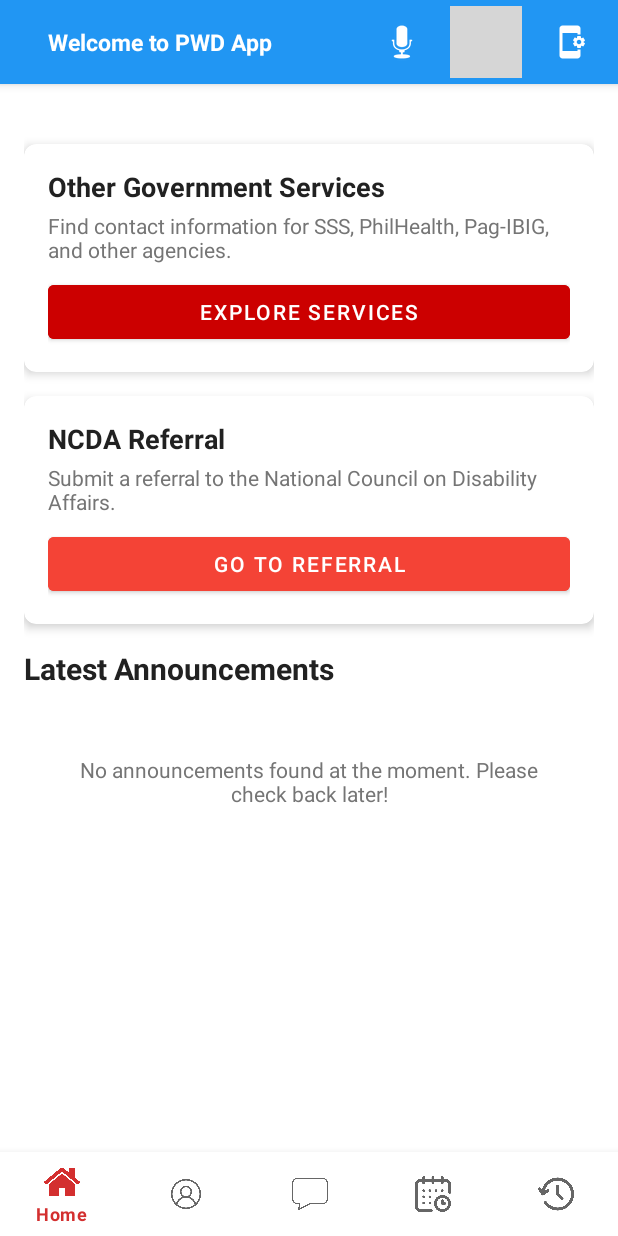
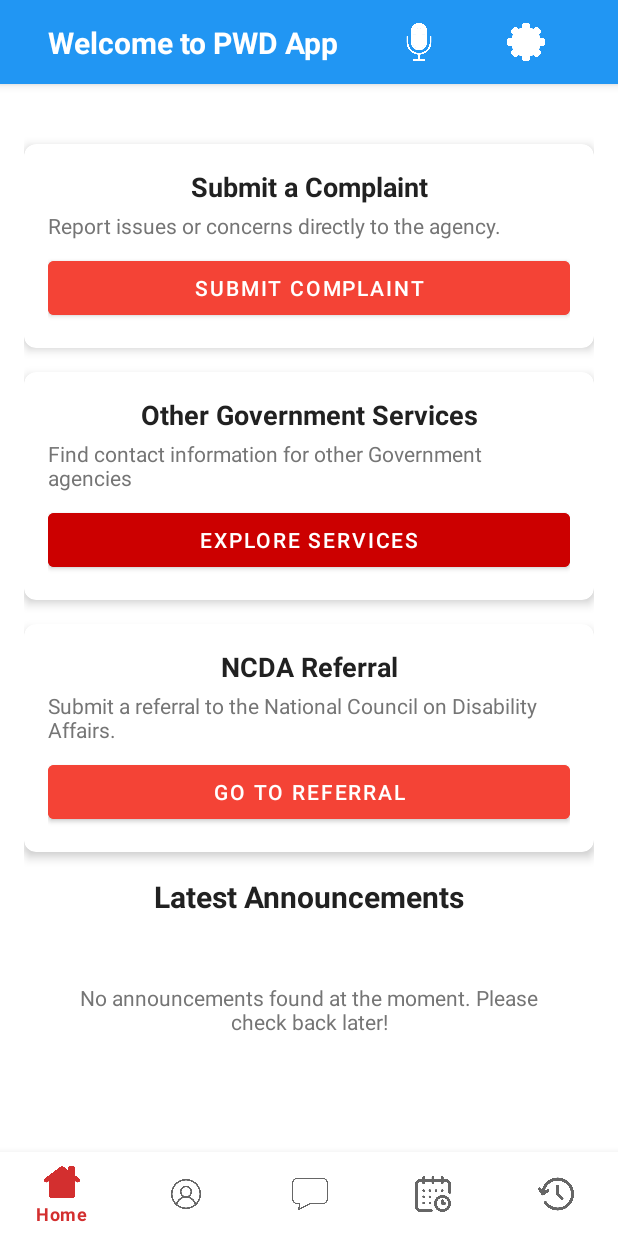
Before and after one commit to vincentpasion3415/NCDA, an Android app: the HomeActivity screen opened directly, with no data from a screen before it, on a phone screen of 412 x 824 dp. Run offline under Robolectric (Android 15) with nearby library versions, the phone set to English and light mode, and no system bars; our stand-ins replace Firebase (no records; nobody signed in at launch, a user with empty details on screens opened directly); pictures from the network do not load; 1 statement that could not run was skipped; grey boxes are pictures that could not be loaded.

Commit message:
Initial commit

```diff
--- a/app/src/main/java/com/example/ncda/ChatbotActivity.java
+++ b/app/src/main/java/com/example/ncda/ChatbotActivity.java
@@ -11,13 +11,12 @@ import androidx.appcompat.widget.Toolbar;
 import androidx.recyclerview.widget.LinearLayoutManager;
 import androidx.recyclerview.widget.RecyclerView;
 
-import com.example.ncda.adapter.ChatAdapter; // Assume adapter is in 'adapter' package
+import com.example.ncda.chatbot.adapter.ChatAdapter; // Assume adapter is in 'adapter' package
 import com.example.ncda.chatbot.NCDABot; // Assume NCDABot is in 'chatbot' package
 import com.example.ncda.model.ChatMessage; // Assume ChatMessage is in 'model' package
 
 import java.util.ArrayList;
 import java.util.List;
-import java.util.Locale;
 import java.util.concurrent.ExecutorService;
 import java.util.concurrent.Executors;
 
--- a/app/src/main/java/com/example/ncda/HomeActivity.java
+++ b/app/src/main/java/com/example/ncda/HomeActivity.java
@@ -140,7 +140,7 @@ public class HomeActivity extends AppCompatActivity {
         }
 
         // New: Handle the click for the complain button
-        complainButton = findViewById(R.id.complainButton);
+        //complainButton = findViewById(R.id.complainButton);
         if (complainButton != null) {
             complainButton.setOnClickListener(v -> {
                 startActivity(new Intent(HomeActivity.this, ComplaintActivity.class));
@@ -213,7 +213,9 @@ public class HomeActivity extends AppCompatActivity {
 
                 if (result != null && !result.isEmpty()) {
                     String spokenText = result.get(0).toLowerCase();
-                    Log.d("VoiceCommand", "Recognized text: " + spokenText);
+
+                    // Removed Log.d statement
+                    // Log.d("VoiceCommand", "Recognized text: " + spokenText);
 
                     Bundle voiceBundle = new Bundle();
                     voiceBundle.putString("recognized_command", spokenText);
@@ -235,24 +237,24 @@ public class HomeActivity extends AppCompatActivity {
                             redirectToLogin();
                         }
                     } else if (spokenText.contains("appointment") || spokenText.contains("schedule") ||
-                            spokenText.contains("book")) {
+                            spokenText.contains("book") || spokenText.contains("make appointment") || spokenText.contains("gumawa ng appointment") || spokenText.contains("mag appointment")) {
                         startActivity(new Intent(HomeActivity.this, AppointmentSchedulingActivity.class));
                     } else if (spokenText.contains("submissions") || spokenText.contains("history") ||
-                            spokenText.contains("my applications") || spokenText.contains("my appointments")) {
+                            spokenText.contains("my applications") || spokenText.contains("my appointments") || spokenText.contains("my submission")) {
                         replaceFragment(new SubmissionHistoryFragment());
                         bottomNavigationView.setSelectedItemId(R.id.nav_submission_history);
                     } else if (spokenText.contains("settings") || spokenText.contains("options") ||
                             spokenText.contains("configure")) {
                         startActivity(new Intent(HomeActivity.this, SettingsActivity.class));
                     } else if (spokenText.contains("chatbot") || spokenText.contains("chat with bot") ||
-                            spokenText.contains("ask bot") || spokenText.contains("talk to bot")) {
+                            spokenText.contains("ask bot") || spokenText.contains("talk to bot") || spokenText.contains("faqs bot") || spokenText.contains("chat")) {
                         startActivity(new Intent(HomeActivity.this, ChatbotActivity.class));
                     } else if (spokenText.contains("referral") || spokenText.contains("government services") ||
                             spokenText.contains("sss") || spokenText.contains("dswd") ||
-                            spokenText.contains("philhealth") || spokenText.contains("pag-ibig")) {
-                        startActivity(new Intent(HomeActivity.this, ReferralActivity.class));
-                    } else if (spokenText.contains("complaint") || spokenText.contains("report") ||
-                            spokenText.contains("feedback")) {
+                            spokenText.contains("philhealth") || spokenText.contains("pag-ibig") || spokenText.contains("refer") || spokenText.contains("reffer") || spokenText.contains("mag referral")) {
+                        startActivity(new Intent(HomeActivity.this, NCDAReferralFormActivity.class));
+                    } else if (spokenText.contains("complaint") || spokenText.contains("report") || spokenText.contains("complain") ||
+                            spokenText.contains("feedback") || spokenText.contains("submit complaint") || spokenText.contains("reklamo") || spokenText.contains("mag reklamo")) {
                         // New: Voice command for complaint
                         startActivity(new Intent(HomeActivity.this, ComplaintActivity.class));
                     } else {
--- a/app/src/main/java/com/example/ncda/HomeFragment.java
+++ b/app/src/main/java/com/example/ncda/HomeFragment.java
@@ -15,7 +15,6 @@ import androidx.annotation.Nullable;
 import androidx.fragment.app.Fragment;
 import androidx.recyclerview.widget.LinearLayoutManager;
 import androidx.recyclerview.widget.RecyclerView;
-import androidx.cardview.widget.CardView;
 
 import com.google.firebase.auth.FirebaseAuth;
 import com.google.firebase.auth.FirebaseUser;
@@ -25,9 +24,8 @@ import com.google.firebase.firestore.FirebaseFirestoreException;
 import com.google.firebase.firestore.Query;
 import com.google.firebase.firestore.QueryDocumentSnapshot;
 import com.google.firebase.firestore.QuerySnapshot;
-import com.google.firebase.firestore.DocumentSnapshot;
 
-import com.example.ncda.adapter.NewsAdapter;
+import com.example.ncda.chatbot.adapter.NewsAdapter;
 import com.example.ncda.model.NewsArticle;
 
 import java.util.ArrayList;
@@ -46,6 +44,7 @@ public class HomeFragment extends Fragment {
     // CHANGE THESE FROM CARDVIEW TO BUTTON
     private Button referralButton;
     private Button ncdareferralButton;
+    private Button complaintButton; // 1. Add this new button variable
 
     public HomeFragment() {
         // Required empty public constructor
@@ -66,6 +65,19 @@ public class HomeFragment extends Fragment {
         noAnnouncementsMessage = view.findViewById(R.id.no_announcements_message);
         if (noAnnouncementsMessage != null) {
             noAnnouncementsMessage.setVisibility(View.GONE);
+        }
+
+        // FIND THE BUTTON FOR "SUBMIT COMPLAINT" AND SET ITS LISTENER
+        complaintButton = view.findViewById(R.id.btn_submit_complaint); // 2. Find the new button by its ID
+        if (complaintButton != null) {
+            complaintButton.setOnClickListener(new View.OnClickListener() {
+                @Override
+                public void onClick(View v) {
+                    // 3. Start the ComplaintActivity when the button is clicked
+                    Intent intent = new Intent(getActivity(), ComplaintActivity.class);
+                    startActivity(intent);
+                }
+            });
         }
 
         // FIND THE BUTTON FOR "START REFERRAL" AND SET ITS LISTENER
--- a/app/src/main/java/com/example/ncda/ReferralActivity.java
+++ b/app/src/main/java/com/example/ncda/ReferralActivity.java
@@ -7,7 +7,6 @@ import android.content.pm.PackageManager;
 import android.net.Uri;
 import android.os.Bundle;
 import android.speech.RecognizerIntent;
-import android.view.View;
 import android.widget.ImageButton; // Make sure to import ImageButton
 import android.widget.Toast;
 import androidx.annotation.NonNull;
@@ -17,7 +16,7 @@ import androidx.core.app.ActivityCompat;
 import androidx.core.content.ContextCompat;
 import androidx.recyclerview.widget.LinearLayoutManager;
 import androidx.recyclerview.widget.RecyclerView;
-import com.example.ncda.adapter.ReferralAdapter;
+import com.example.ncda.chatbot.adapter.ReferralAdapter;
 import com.example.ncda.model.GovernmentService;
 import java.util.ArrayList;
 import java.util.List;
--- a/app/src/main/java/com/example/ncda/adapter/ChatAdapter.java
+++ b/app/src/main/java/com/example/ncda/chatbot/adapter/ChatAdapter.java
@@ -1,4 +1,4 @@
-package com.example.ncda.adapter; // IMPORTANT: Ensure this matches your project's package structure
+package com.example.ncda.chatbot.adapter; // IMPORTANT: Ensure this matches your project's package structure
 
 import android.view.LayoutInflater;
 import android.view.View;
--- a/app/src/main/java/com/example/ncda/adapter/NewsAdapter.java
+++ b/app/src/main/java/com/example/ncda/chatbot/adapter/NewsAdapter.java
@@ -1,5 +1,5 @@
 // Path: app/src/main/java/com.example.ncda/adapter/NewsAdapter.java
-package com.example.ncda.adapter;
+package com.example.ncda.chatbot.adapter;
 
 import android.view.LayoutInflater;
 import android.view.View;
--- a/app/src/main/java/com/example/ncda/adapter/ReferralAdapter.java
+++ b/app/src/main/java/com/example/ncda/chatbot/adapter/ReferralAdapter.java
@@ -1,4 +1,4 @@
-package com.example.ncda.adapter;
+package com.example.ncda.chatbot.adapter;
 
 import android.content.Intent;
 import android.net.Uri;
--- a/app/src/main/java/com/example/ncda/adapter/ReferralHistoryAdapter.java
+++ b/app/src/main/java/com/example/ncda/chatbot/adapter/ReferralHistoryAdapter.java
@@ -1,4 +1,4 @@
-package com.example.ncda.adapter;
+package com.example.ncda.chatbot.adapter;
 
 import android.view.LayoutInflater;
 import android.view.View;
--- a/app/src/main/res/layout/activity_home.xml
+++ b/app/src/main/res/layout/activity_home.xml
@@ -31,7 +31,7 @@
                     android:contentDescription="Welcome to PWD App Header"
                     android:text="Welcome to PWD App"
                     android:textColor="#FFFFFF"
-                    android:textSize="15sp"
+                    android:textSize="20sp"
                     android:textStyle="bold"
                     app:layout_constraintStart_toStartOf="parent"
                     app:layout_constraintTop_toTopOf="parent"
@@ -39,41 +39,35 @@
 
                 <ImageButton
                     android:id="@+id/settingsButton"
-                    android:layout_width="48dp"
-                    android:layout_height="48dp"
+                    android:layout_width="25dp"
+                    android:layout_height="25dp"
                     android:background="?attr/selectableItemBackgroundBorderless"
                     android:contentDescription="Settings"
-                    android:src="@drawable/ic_settings_vector"
-                    app:tint="#FFFFFF"
+                    android:src="@drawable/gear"
+                    android:scaleType="fitCenter"
+                    android:adjustViewBounds="true"
+                    android:tint="#FFFFFF"
                     app:layout_constraintEnd_toEndOf="parent"
-                    app:layout_constraintTop_toTopOf="parent"
-                    app:layout_constraintBottom_toBottomOf="parent" />
-
-                <ImageButton
-                    android:id="@+id/complainButton"
-                    android:layout_width="48dp"
-                    android:layout_height="48dp"
-                    android:background="?attr/selectableItemBackgroundBorderless"
-                    android:contentDescription="Submit a Complaint"
-                    android:src="@drawable/ic_complain"
-                    app:tint="#FFFFFF"
-                    app:layout_constraintEnd_toStartOf="@id/settingsButton"
+                    app:layout_constraintStart_toEndOf="@id/voiceCommandButton"
                     app:layout_constraintTop_toTopOf="parent"
                     app:layout_constraintBottom_toBottomOf="parent"
-                    android:layout_marginEnd="8dp" />
+                    app:layout_constraintHorizontal_chainStyle="packed" />
 
                 <ImageButton
                     android:id="@+id/voiceCommandButton"
-                    android:layout_width="48dp"
-                    android:layout_height="48dp"
+                    android:layout_width="25dp"
+                    android:layout_height="25dp"
                     android:background="?attr/selectableItemBackgroundBorderless"
                     android:contentDescription="Voice Command"
-                    android:src="@android:drawable/ic_btn_speak_now"
-                    app:tint="#FFFFFF"
-                    app:layout_constraintEnd_toStartOf="@id/complainButton"
+                    android:src="@drawable/microphone"
+                    android:scaleType="fitCenter"
+                    android:adjustViewBounds="true"
+                    android:tint="#FFFFFF"
+                    app:layout_constraintEnd_toStartOf="@id/settingsButton"
+                    app:layout_constraintStart_toEndOf="@id/welcome_text"
                     app:layout_constraintTop_toTopOf="parent"
                     app:layout_constraintBottom_toBottomOf="parent"
-                    android:layout_marginEnd="8dp" />
+                    android:layout_marginEnd="5dp" />
 
             </androidx.constraintlayout.widget.ConstraintLayout>
 
@@ -85,6 +79,7 @@
         android:id="@+id/fragment_container"
         android:layout_width="match_parent"
         android:layout_height="match_parent"
+        android:layout_marginBottom="?attr/actionBarSize"
         app:layout_behavior="@string/appbar_scrolling_view_behavior" />
 
     <com.google.android.material.bottomnavigation.BottomNavigationView
--- a/app/src/main/res/layout/fragment_home.xml
+++ b/app/src/main/res/layout/fragment_home.xml
@@ -14,7 +14,7 @@
         android:padding="16dp">
 
         <androidx.cardview.widget.CardView
-            android:id="@+id/referral_card_view"
+            android:id="@+id/complaint_card_view"
             android:layout_width="match_parent"
             android:layout_height="wrap_content"
             android:layout_marginTop="24dp"
@@ -28,18 +28,60 @@
                 android:padding="16dp">
 
                 <TextView
-                    android:layout_width="wrap_content"
+                    android:layout_width="match_parent"
                     android:layout_height="wrap_content"
-                    android:text="Other Government Services"
+                    android:text="Submit a Complaint"
                     android:textSize="18sp"
                     android:textStyle="bold"
-                    android:textColor="#212121" />
+                    android:textColor="#212121"
+                    android:gravity="center" />
 
                 <TextView
                     android:layout_width="wrap_content"
                     android:layout_height="wrap_content"
                     android:layout_marginTop="4dp"
-                    android:text="Find contact information for SSS, PhilHealth, Pag-IBIG, and other agencies."
+                    android:text="Report issues or concerns directly to the agency."
+                    android:textColor="#757575" />
+
+                <Button
+                    android:id="@+id/btn_submit_complaint"
+                    android:layout_width="match_parent"
+                    android:layout_height="wrap_content"
+                    android:layout_marginTop="8dp"
+                    android:text="Submit Complaint"
+                    android:backgroundTint="@color/color_status_declined"
+                    android:textColor="#FFFFFF" />
+            </LinearLayout>
+        </androidx.cardview.widget.CardView>
+
+        <androidx.cardview.widget.CardView
+            android:id="@+id/referral_card_view"
+            android:layout_width="match_parent"
+            android:layout_height="wrap_content"
+            android:layout_marginTop="16dp"
+            app:cardCornerRadius="8dp"
+            app:cardElevation="4dp">
+
+            <LinearLayout
+                android:layout_width="match_parent"
+                android:layout_height="wrap_content"
+                android:orientation="vertical"
+                android:padding="16dp">
+
+                <TextView
+                    android:layout_width="match_parent"
+                    android:layout_height="wrap_content"
+                    android:text="Other Government Services"
+                    android:textSize="18sp"
+                    android:textStyle="bold"
+                    android:textColor="#212121"
+                    android:gravity="center" />
+
+                <TextView
+                    android:layout_width="wrap_content"
+                    android:layout_height="wrap_content"
+                    android:layout_marginTop="4dp"
+                    android:text="Find contact information for other Government agencies"
                     android:textColor="#757575" />
 
                 <Button
@@ -68,12 +110,13 @@
                 android:padding="16dp">
 
                 <TextView
-                    android:layout_width="wrap_content"
+                    android:layout_width="match_parent"
                     android:layout_height="wrap_content"
                     android:text="NCDA Referral"
                     android:textSize="18sp"
                     android:textStyle="bold"
-                    android:textColor="#212121" />
+                    android:textColor="#212121"
+                    android:gravity="center" />
 
                 <TextView
                     android:layout_width="wrap_content"
@@ -99,7 +142,8 @@
             android:textSize="20sp"
             android:textStyle="bold"
             android:textColor="#212121"
-            android:layout_marginTop="16dp" />
+            android:layout_marginTop="16dp"
+            android:gravity="center" />
 
         <androidx.recyclerview.widget.RecyclerView
             android:id="@+id/announcementsRecyclerView"
--- a/app/src/main/res/menu/bottom_navigation_menu.xml
+++ b/app/src/main/res/menu/bottom_navigation_menu.xml
@@ -1,17 +1,21 @@
 <?xml version="1.0" encoding="utf-8"?>
 <menu xmlns:android="http://schemas.android.com/apk/res/android">
+
     <item
         android:id="@+id/nav_home"
-        android:icon="@drawable/home"
+        android:icon="@drawable/house"
         android:title="Home" />
+
     <item
         android:id="@+id/nav_profile"
         android:icon="@drawable/profile"
         android:title="Profile" />
+
     <item
         android:id="@+id/openChatbotButton"
         android:icon="@drawable/chat"
-        android:title="CHAT BOT" /> <!-- This is your chatbot item -->
+        android:title="Chat Bot" />
+
     <item
         android:id="@+id/nav_appointment"
         android:icon="@drawable/calendar"
```
Also changed, not shown: app/src/main/res/drawable/gear.png (added), app/src/main/res/drawable/house.png (added), app/src/main/res/drawable/microphone.png, app/src/main/res/drawable/report.png (added).
